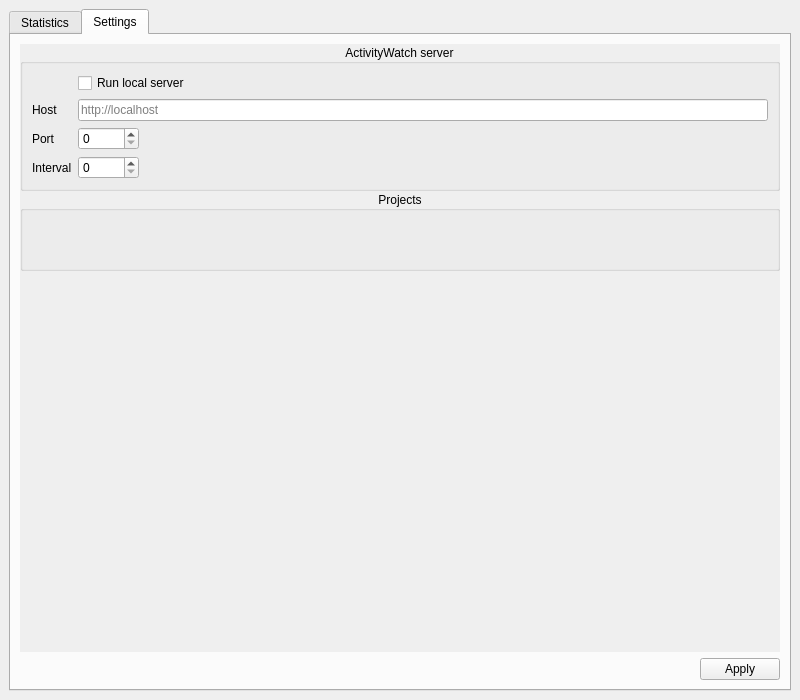
Qt form spytrack/gui/ui/main.ui (2e3s/spytrack) before a commit.
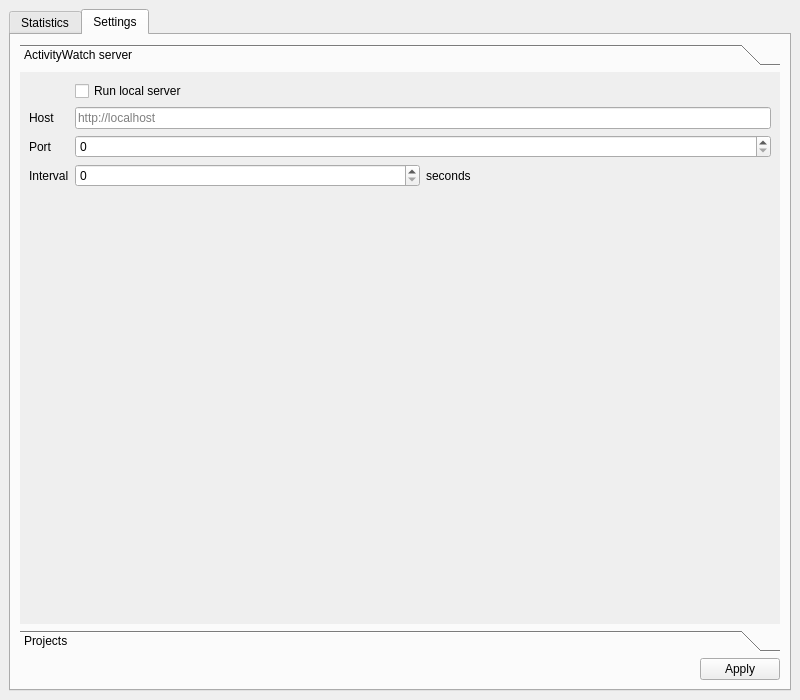
The same form after that commit. The open tabs and pages were chosen to show the change.

Commit message: Reorganize settings page into a container

```diff
--- a/spytrack/gui/ui/main.ui
+++ b/spytrack/gui/ui/main.ui
@@ -68,6 +68,114 @@
        </attribute>
        <layout class="QVBoxLayout" name="verticalLayout_4">
         <item>
+         <widget class="QToolBox" name="settingsToolBox">
+          <property name="currentIndex">
+           <number>0</number>
+          </property>
+          <widget class="QWidget" name="serverSettingLayout">
+           <property name="geometry">
+            <rect>
+             <x>0</x>
+             <y>0</y>
+             <width>768</width>
+             <height>535</height>
+            </rect>
+           </property>
+           <attribute name="label">
+            <string>ActivityWatch server</string>
+           </attribute>
+           <layout class="QFormLayout" name="formLayout_2">
+            <item row="4" column="0">
+             <widget class="QLabel" name="portLabel">
+              <property name="text">
+               <string>Port</string>
+              </property>
+             </widget>
+            </item>
+            <item row="4" column="1">
+             <widget class="QSpinBox" name="portBox">
+              <property name="maximum">
+               <number>65535</number>
+              </property>
+             </widget>
+            </item>
+            <item row="5" column="0">
+             <widget class="QLabel" name="intervalLabel">
+              <property name="text">
+               <string>Interval</string>
+              </property>
+              <property name="textFormat">
+               <enum>Qt::PlainText</enum>
+              </property>
+             </widget>
+            </item>
+            <item row="5" column="1">
+             <layout class="QHBoxLayout" name="horizontalLayout_2">
+              <item>
+               <widget class="QSpinBox" name="intervalBox">
+                <property name="buttonSymbols">
+                 <enum>QAbstractSpinBox::UpDownArrows</enum>
+                </property>
+                <property name="accelerated">
+                 <bool>false</bool>
+                </property>
+                <property name="maximum">
+                 <number>10000</number>
+                </property>
+               </widget>
+              </item>
+              <item>
+               <widget class="QLabel" name="label">
+                <property name="text">
+                 <string>seconds</string>
+                </property>
+               </widget>
+              </item>
+             </layout>
+            </item>
+            <item row="2" column="1">
+             <widget class="QCheckBox" name="isLocalServerBox">
+              <property name="text">
+               <string>Run local server</string>
+              </property>
+              <property name="checkable">
+               <bool>true</bool>
+              </property>
+              <property name="checked">
+               <bool>false</bool>
+              </property>
+             </widget>
+            </item>
+            <item row="3" column="0">
+             <widget class="QLabel" name="hostLabel">
+              <property name="text">
+               <string>Host</string>
+              </property>
+             </widget>
+            </item>
+            <item row="3" column="1">
+             <widget class="QLineEdit" name="hostEdit">
+              <property name="placeholderText">
+               <string>http://localhost</string>
+              </property>
+             </widget>
+            </item>
+           </layout>
+          </widget>
+          <widget class="QWidget" name="projectsSettingsLayout">
+           <property name="geometry">
+            <rect>
+             <x>0</x>
+             <y>0</y>
+             <width>768</width>
+             <height>535</height>
+            </rect>
+           </property>
+           <attribute name="label">
+            <string>Projects</string>
+           </attribute>
+           <layout class="QVBoxLayout" name="verticalLayout_7">
+            <item>
          <widget class="QScrollArea" name="scrollArea">
           <property name="frameShape">
            <enum>QFrame::NoFrame</enum>
@@ -92,8 +200,8 @@
             <rect>
              <x>0</x>
              <y>0</y>
-             <width>768</width>
-             <height>599</height>
+                 <width>756</width>
+                 <height>523</height>
             </rect>
            </property>
            <property name="sizePolicy">
@@ -118,103 +226,6 @@
             <property name="bottomMargin">
              <number>0</number>
             </property>
-            <item>
-             <widget class="QGroupBox" name="serverBox">
-              <property name="sizePolicy">
-               <sizepolicy hsizetype="Preferred" vsizetype="Preferred">
-                <horstretch>0</horstretch>
-                <verstretch>0</verstretch>
-               </sizepolicy>
-              </property>
-              <property name="maximumSize">
-               <size>
-                <width>16777215</width>
-                <height>16777215</height>
-               </size>
-              </property>
-              <property name="autoFillBackground">
-               <bool>false</bool>
-              </property>
-              <property name="title">
-               <string>ActivityWatch server</string>
-              </property>
-              <property name="alignment">
-               <set>Qt::AlignCenter</set>
-              </property>
-              <layout class="QFormLayout" name="formLayout">
-               <property name="fieldGrowthPolicy">
-                <enum>QFormLayout::ExpandingFieldsGrow</enum>
-               </property>
-               <property name="labelAlignment">
-                <set>Qt::AlignLeading|Qt::AlignLeft|Qt::AlignVCenter</set>
-               </property>
-               <item row="2" column="0">
-                <widget class="QLabel" name="hostLabel">
-                 <property name="text">
-                  <string>Host</string>
-                 </property>
-                </widget>
-               </item>
-               <item row="2" column="1">
-                <widget class="QLineEdit" name="hostEdit">
-                 <property name="placeholderText">
-                  <string>http://localhost</string>
-                 </property>
-                </widget>
-               </item>
-               <item row="3" column="0">
-                <widget class="QLabel" name="portLabel">
-                 <property name="text">
-                  <string>Port</string>
-                 </property>
-                </widget>
-               </item>
-               <item row="3" column="1">
-                <widget class="QSpinBox" name="portBox">
-                 <property name="maximum">
-                  <number>65535</number>
-                 </property>
-                </widget>
-               </item>
-               <item row="4" column="0">
-                <widget class="QLabel" name="intervalLabel">
-                 <property name="text">
-                  <string>Interval</string>
-                 </property>
-                 <property name="textFormat">
-                  <enum>Qt::PlainText</enum>
-                 </property>
-                </widget>
-               </item>
-               <item row="4" column="1">
-                <widget class="QSpinBox" name="intervalBox">
-                 <property name="buttonSymbols">
-                  <enum>QAbstractSpinBox::UpDownArrows</enum>
-                 </property>
-                 <property name="accelerated">
-                  <bool>false</bool>
-                 </property>
-                 <property name="maximum">
-                  <number>10000</number>
-                 </property>
-                </widget>
-               </item>
-               <item row="1" column="1">
-                <widget class="QCheckBox" name="isLocalServerBox">
-                 <property name="text">
-                  <string>Run local server</string>
-                 </property>
-                 <property name="checkable">
-                  <bool>true</bool>
-                 </property>
-                 <property name="checked">
-                  <bool>false</bool>
-                 </property>
-                </widget>
-               </item>
-              </layout>
-             </widget>
-            </item>
             <item>
              <widget class="QGroupBox" name="projectsBox">
               <property name="sizePolicy">
@@ -250,6 +261,10 @@
                </size>
               </property>
              </spacer>
+                </item>
+               </layout>
+              </widget>
+             </widget>
             </item>
            </layout>
           </widget>
```
Lines whose indentation alone changed are shown as unchanged. The commit also changes 4 other files.
